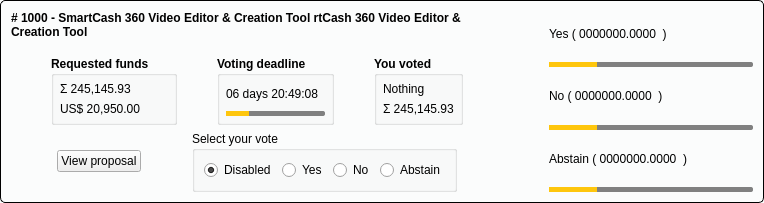
Above: src/qt/forms/smartproposal.ui from SmartCash/Core-Smart before the change. Below: the same form after it.
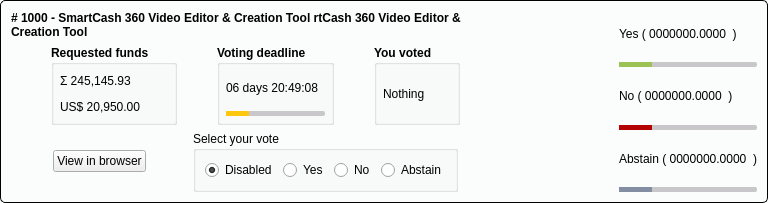
That is the form after the change.

The edit to the form file:
```diff
--- a/src/qt/forms/smartproposal.ui
+++ b/src/qt/forms/smartproposal.ui
@@ -6,7 +6,7 @@
    <rect>
     <x>0</x>
     <y>0</y>
-    <width>764</width>
+    <width>768</width>
     <height>203</height>
    </rect>
   </property>
@@ -21,15 +21,12 @@
 }
 
 QProgressBar {
-    background-color:grey;
+	background-color: rgb(201, 199, 202);
 	max-height:5px;
     border-radius: 2px;
 	height:6px;
 }
 
-QProgressBar::chunk {
-    background-color: #FEC60D;
-}
 </string>
   </property>
   <layout class="QHBoxLayout" name="horizontalLayout_3">
@@ -175,6 +172,11 @@
           </item>
           <item>
            <widget class="QProgressBar" name="deadlineProgress">
+            <property name="styleSheet">
+             <string notr="true">QProgressBar::chunk {
+    background-color: #FEC60D;
+}</string>
+            </property>
             <property name="value">
              <number>24</number>
             </property>
@@ -204,6 +206,12 @@
        </item>
        <item>
         <widget class="QGroupBox" name="groupBox_2">
+         <property name="sizePolicy">
+          <sizepolicy hsizetype="Preferred" vsizetype="Expanding">
+           <horstretch>0</horstretch>
+           <verstretch>0</verstretch>
+          </sizepolicy>
+         </property>
          <property name="font">
           <font>
            <weight>75</weight>
@@ -231,12 +239,8 @@
             <property name="text">
              <string>Nothing</string>
             </property>
-           </widget>
-          </item>
-          <item>
-           <widget class="QLabel" name="votedAmountLabel">
-            <property name="text">
-             <string>Σ 245,145.93</string>
+            <property name="wordWrap">
+             <bool>true</bool>
             </property>
            </widget>
           </item>
@@ -279,7 +283,7 @@
        <item>
         <widget class="QPushButton" name="viewProposalButton">
          <property name="text">
-          <string>View proposal</string>
+          <string>View in browser</string>
          </property>
          <property name="autoDefault">
           <bool>false</bool>
@@ -365,7 +369,7 @@
       <enum>Qt::Horizontal</enum>
      </property>
      <property name="sizeType">
-      <enum>QSizePolicy::Minimum</enum>
+      <enum>QSizePolicy::MinimumExpanding</enum>
      </property>
      <property name="sizeHint" stdset="0">
       <size>
@@ -386,6 +390,11 @@
      </item>
      <item>
       <widget class="QProgressBar" name="progressYes">
+       <property name="styleSheet">
+        <string notr="true">QProgressBar::chunk {
+    background-color: rgb(156, 194, 85)
+}</string>
+       </property>
        <property name="value">
         <number>24</number>
        </property>
@@ -403,6 +412,11 @@
      </item>
      <item>
       <widget class="QProgressBar" name="progressNo">
+       <property name="styleSheet">
+        <string notr="true">QProgressBar::chunk {
+    background-color: rgb(179, 2, 0)
+}</string>
+       </property>
        <property name="value">
         <number>24</number>
        </property>
@@ -420,6 +434,11 @@
      </item>
      <item>
       <widget class="QProgressBar" name="progressAbstain">
+       <property name="styleSheet">
+        <string notr="true">QProgressBar::chunk {
+    background-color: rgb(131, 142, 162)
+}</string>
+       </property>
        <property name="value">
         <number>24</number>
        </property>
```
Left out of the diff: 2 changed lines with no effect on the pictures.
